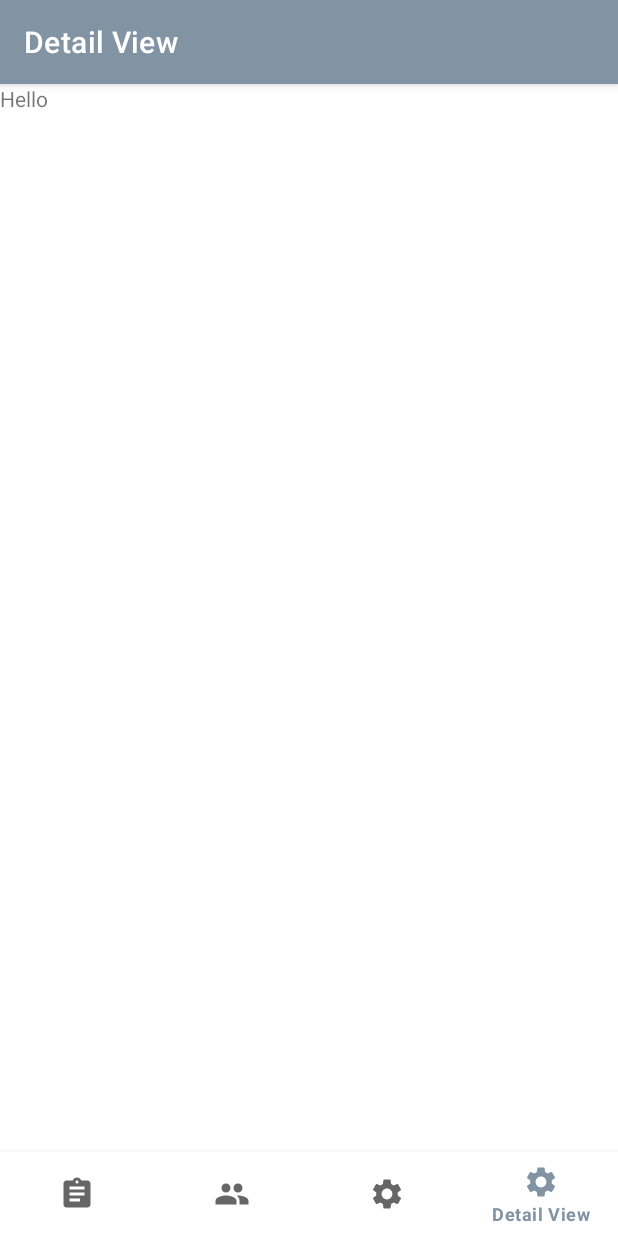
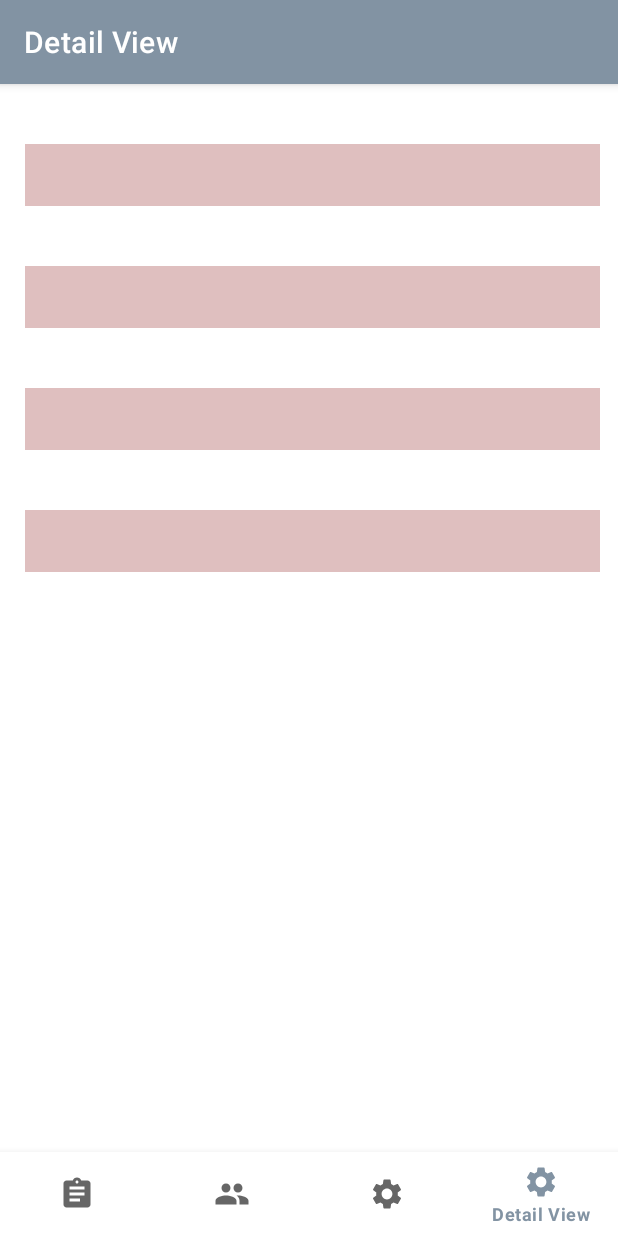
Before and after one commit to Yatamashi/Scribble_Bullet_PME, an Android app: the DetailViewFragment screen opened through its navigation route, on a phone screen of 412 x 824 dp. Run offline under Robolectric (Android 15) with nearby library versions, the phone set to English and light mode, and no system bars; our stand-ins replace Room's generated code, navigation-ui.

Commit message:
goes from list to detailview now

```diff
--- a/app/src/main/java/de/fhe/pmeplayground/view/settings/detailview/DetailView.java
+++ b/app/src/main/java/de/fhe/pmeplayground/view/settings/detailview/DetailViewFragment.java
@@ -12,12 +12,12 @@ import androidx.lifecycle.ViewModelProvider;
 
 import de.fhe.pmeplayground.R;
 
-public class DetailView extends Fragment {
+public class DetailViewFragment extends Fragment {
 
     private DetailViewViewModel mViewModel;
 
-    public static DetailView newInstance() {
-        return new DetailView();
+    public static DetailViewFragment newInstance() {
+        return new DetailViewFragment();
     }
 
     @Override
--- a/app/src/main/java/de/fhe/pmeplayground/view/toDolist/ToDoListFragment.java
+++ b/app/src/main/java/de/fhe/pmeplayground/view/toDolist/ToDoListFragment.java
@@ -31,9 +31,9 @@ public class ToDoListFragment extends BaseFragment {
         // ergänzt für Clicklistener
         final ToDoListAdapter adapter = new ToDoListAdapter(this.requireActivity(), toDoId -> {
             Bundle args = new Bundle();
-            args.putLong(ARG_TODO_ID, toDoId);
+            args.putLong("toDoId", toDoId);
             NavController nc = NavHostFragment.findNavController(this);
-            nc.navigate(R.id.action_navigation_todo_list_to_todo_detail, args); //TODO: layout anpassen
+            nc.navigate(R.id.action_navigation_todo_list_to_navigation_detail_view, args); //TODO: layout anpassen
         }
         );
 
--- a/app/src/main/res/layout/fragment_detail_view.xml
+++ b/app/src/main/res/layout/fragment_detail_view.xml
@@ -4,16 +4,52 @@
     xmlns:tools="http://schemas.android.com/tools"
     android:layout_width="match_parent"
     android:layout_height="match_parent"
-    tools:context=".view.settings.detailview.DetailView">
+    android:visibility="visible"
+    tools:context=".view.settings.detailview.DetailViewFragment"
+    tools:visibility="visible">
 
     <TextView
-        android:id="@+id/textView"
-        android:layout_width="0dp"
-        android:layout_height="0dp"
-        android:text="Hello"
-        app:layout_constraintBottom_toBottomOf="parent"
+        android:id="@+id/fragment_detail_view_todo_description"
+        android:layout_width="383dp"
+        android:layout_height="41dp"
+        android:layout_marginTop="40dp"
+        android:background="#65AF5D5D"
         app:layout_constraintEnd_toEndOf="parent"
+        app:layout_constraintHorizontal_bias="0.571"
+        app:layout_constraintStart_toStartOf="parent"
+        app:layout_constraintTop_toBottomOf="@+id/fragment_detail_view_todo_deadline" />
+
+    <TextView
+        android:id="@+id/fragment_detail_view_todo_title"
+        android:layout_width="383dp"
+        android:layout_height="41dp"
+        android:layout_marginTop="40dp"
+        android:background="#65AF5D5D"
+        app:layout_constraintEnd_toEndOf="parent"
+        app:layout_constraintHorizontal_bias="0.571"
+        app:layout_constraintStart_toStartOf="parent"
+        app:layout_constraintTop_toBottomOf="@+id/fragment_detail_view_todo_category" />
+
+    <TextView
+        android:id="@+id/fragment_detail_view_todo_category"
+        android:layout_width="383dp"
+        android:layout_height="41dp"
+        android:layout_marginTop="40dp"
+        android:background="#65AF5D5D"
+        app:layout_constraintEnd_toEndOf="parent"
+        app:layout_constraintHorizontal_bias="0.571"
         app:layout_constraintStart_toStartOf="parent"
         app:layout_constraintTop_toTopOf="parent" />
 
+    <TextView
+        android:id="@+id/fragment_detail_view_todo_deadline"
+        android:layout_width="383dp"
+        android:layout_height="41dp"
+        android:layout_marginTop="40dp"
+        android:background="#65AF5D5D"
+        app:layout_constraintEnd_toEndOf="parent"
+        app:layout_constraintHorizontal_bias="0.571"
+        app:layout_constraintStart_toStartOf="parent"
+        app:layout_constraintTop_toBottomOf="@+id/fragment_detail_view_todo_title" />
+
 </androidx.constraintlayout.widget.ConstraintLayout>
--- a/app/src/main/res/layout/list_item_todo.xml
+++ b/app/src/main/res/layout/list_item_todo.xml
@@ -6,27 +6,26 @@
     android:layout_width="match_parent"
     android:layout_height="wrap_content">
 
-<!--
+
     <TextView
         android:id="@+id/list_item_todo_title"
+        android:layout_width="581dp"
+        android:layout_height="match_parent"
+        android:layout_weight="5"
+
+        android:padding="20dp"
+        android:textSize="22sp"
+        tools:text="@tools:sample/full_names" />
+
+    <CheckBox
+        android:id="@+id/list_item_todo_done"
         android:layout_width="332dp"
         android:layout_height="match_parent"
         android:layout_weight="5"
-        android:gravity="start"
+        android:checked="@+id/list_item_todo_done"
         android:padding="20dp"
-        android:textSize="22sp"
-        tools:text="@tools:sample/full_names" />
--->
 
-    <CheckBox
-        android:id="@+id/list_item_todo_title"
-        android:layout_width="332dp"
-        android:layout_height="match_parent"
-        android:layout_weight="5"
-        android:padding="20dp"
-        android:textSize="22sp"
-        android:text="@tools:sample/full_names"
-        android:checked="@+id/list_item_todo_done"/>
+        android:textSize="22sp" />
 
 
 </LinearLayout>
--- a/app/src/main/res/navigation/navigation_graph.xml
+++ b/app/src/main/res/navigation/navigation_graph.xml
@@ -9,7 +9,11 @@
         android:id="@+id/navigation_todo_list"
         android:name="de.fhe.pmeplayground.view.toDolist.ToDoListFragment"
         android:label="@string/title_todo_list"
-        tools:layout="@layout/fragment_todo_list" />
+        tools:layout="@layout/fragment_todo_list" >
+        <action
+            android:id="@+id/action_navigation_todo_list_to_navigation_detail_view"
+            app:destination="@id/navigation_detail_view" />
+    </fragment>
 
     <fragment
         android:id="@+id/navigation_input"
@@ -24,7 +28,7 @@
         tools:layout="@layout/fragment_settings" />
     <fragment
         android:id="@+id/navigation_detail_view"
-        android:name="de.fhe.pmeplayground.view.settings.detailview.DetailView"
+        android:name="de.fhe.pmeplayground.view.settings.detailview.DetailViewFragment"
         android:label="@string/title_detail_view"
         tools:layout="@layout/fragment_detail_view" />
 
```
